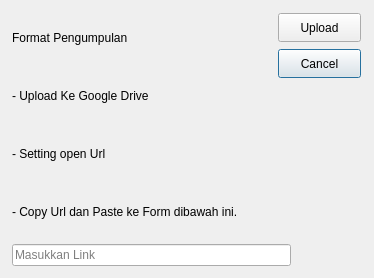
Before: the Qt Designer form KP/uploadlink.ui in LALA09-erha/QtCreator-SystemKp, drawn with Qt 5.
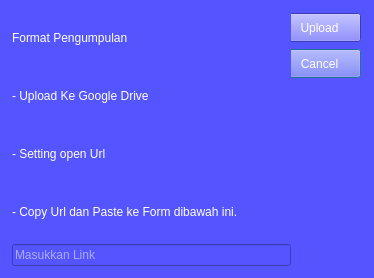
After: the same form once the commit is applied.

```diff
--- a/KP/uploadlink.ui
+++ b/KP/uploadlink.ui
@@ -11,7 +11,10 @@
    </rect>
   </property>
   <property name="windowTitle">
-   <string>Dialog</string>
+   <string>Pengumpulan Link</string>
+  </property>
+  <property name="styleSheet">
+   <string notr="true">background-color: rgb(85, 85, 255);color: rgb(255, 255, 255);</string>
   </property>
   <widget class="QPushButton" name="cancel">
    <property name="geometry">
@@ -22,6 +25,10 @@
      <height>29</height>
     </rect>
    </property>
+   <property name="styleSheet">
+    <string notr="true">color: rgb(255, 255, 255);
+border-color: rgb(255, 255, 255);</string>
+   </property>
    <property name="text">
     <string>Cancel</string>
    </property>
@@ -35,6 +42,10 @@
      <height>29</height>
     </rect>
    </property>
+   <property name="styleSheet">
+    <string notr="true">color: rgb(255, 255, 255);
+border-color: rgb(255, 255, 255);</string>
+   </property>
    <property name="text">
     <string>Upload</string>
    </property>
```
